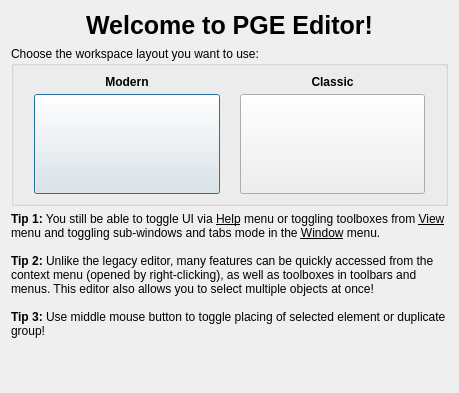
The window that Editor/main_window/greeting_dialog/greeting_dialog.ui (WohlSoft/Moondust-Project) describes before a commit, drawn with Qt 5.
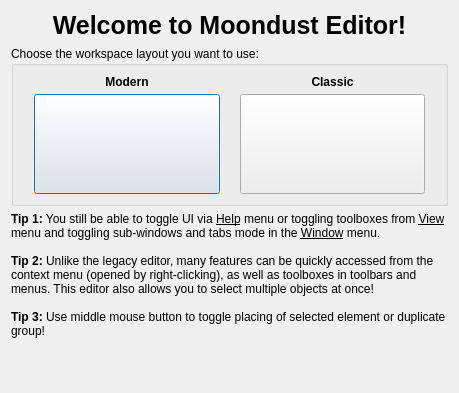
The same window after the commit. Icons and pictures are not drawn.

Commit message: Editor: Split editor.qrc into many small files, Part 1

The edit to the form file:
```diff
--- a/Editor/main_window/greeting_dialog/greeting_dialog.ui
+++ b/Editor/main_window/greeting_dialog/greeting_dialog.ui
@@ -164,12 +164,11 @@
      <property name="font">
       <font>
        <pointsize>19</pointsize>
-       <weight>75</weight>
        <bold>true</bold>
       </font>
      </property>
      <property name="text">
-      <string>Welcome to PGE Editor!</string>
+      <string>Welcome to Moondust Editor!</string>
      </property>
      <property name="alignment">
       <set>Qt::AlignCenter</set>
```
Left out of the diff: 5 changed lines with no effect on the pictures. The commit also changes 69 other files.
